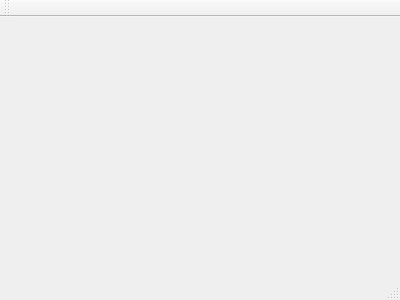
Above: QTyping/application.ui from Stephan23/QTyping before the change. Below: the same form after it.
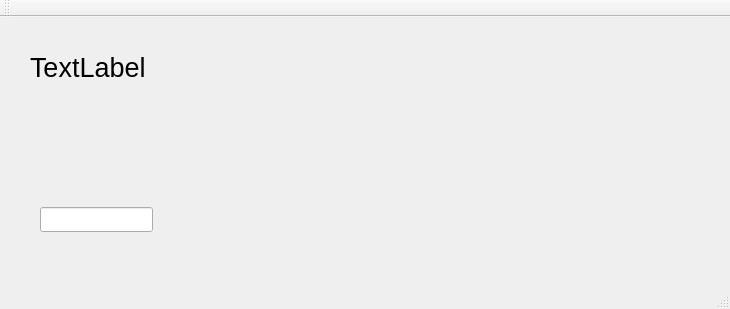
That is the form after the change.

Commit message: Textdatei einlesen

Patch:
```diff
--- a/QTyping/application.ui
+++ b/QTyping/application.ui
@@ -1,24 +1,68 @@
 <ui version="4.0">
  <class>Application</class>
- <widget class="QMainWindow" name="Application" >
-  <property name="geometry" >
+ <widget class="QMainWindow" name="Application">
+  <property name="geometry">
    <rect>
     <x>0</x>
     <y>0</y>
-    <width>400</width>
-    <height>300</height>
+    <width>730</width>
+    <height>309</height>
    </rect>
   </property>
   <property name="windowTitle" >
    <string>Application</string>
   </property>
-  <widget class="QMenuBar" name="menuBar" />
-  <widget class="QToolBar" name="mainToolBar" />
-  <widget class="QWidget" name="centralWidget" />
-  <widget class="QStatusBar" name="statusBar" />
+  <widget class="QWidget" name="centralWidget">
+   <widget class="QLineEdit" name="lineEdit">
+    <property name="geometry">
+     <rect>
+      <x>40</x>
+      <y>190</y>
+      <width>113</width>
+      <height>25</height>
+     </rect>
+    </property>
+   </widget>
+   <widget class="QLabel" name="label">
+    <property name="geometry">
+     <rect>
+      <x>30</x>
+      <y>30</y>
+      <width>341</width>
+      <height>41</height>
+     </rect>
+    </property>
+    <property name="font">
+     <font>
+      <pointsize>20</pointsize>
+     </font>
+    </property>
+    <property name="text">
+     <string>TextLabel</string>
+    </property>
+   </widget>
+  </widget>
+  <widget class="QMenuBar" name="menuBar">
+   <property name="geometry">
+    <rect>
+     <x>0</x>
+     <y>0</y>
+     <width>730</width>
+     <height>25</height>
+    </rect>
+   </property>
+  </widget>
+  <widget class="QToolBar" name="mainToolBar">
+   <attribute name="toolBarArea">
+    <enum>TopToolBarArea</enum>
+   </attribute>
+   <attribute name="toolBarBreak">
+    <bool>false</bool>
+   </attribute>
+  </widget>
+  <widget class="QStatusBar" name="statusBar"/>
  </widget>
- <layoutDefault spacing="6" margin="11" />
- <pixmapfunction></pixmapfunction>
+ <layoutdefault spacing="6" margin="11"/>
  <resources/>
  <connections/>
 </ui>
```
Left out of the diff: 3 changed lines with no effect on the pictures. The commit also changes 2 other files.
